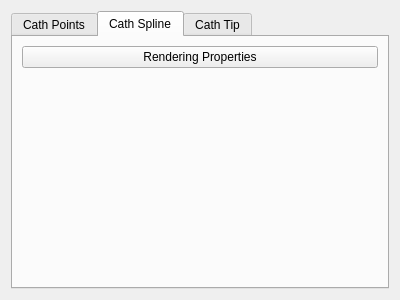
pengwg/vurtigo, file rtUI/cathOptions.ui: the form before one commit.
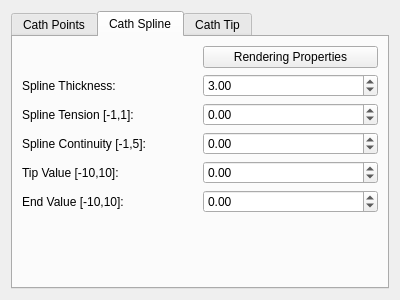
The form after the commit.

Commit message:
New properties for the catheter spline. BugID:726 Analysis: Catheter spline has few custom user options.
Resolution:
Added the spline thickness, continuity and tension.

Reviewed by:

Patch:
```diff
--- a/rtUI/cathOptions.ui
+++ b/rtUI/cathOptions.ui
@@ -145,14 +145,27 @@
        <string>Cath Spline</string>
       </attribute>
       <layout class="QGridLayout" name="gridLayout">
-       <item row="0" column="0">
-        <widget class="QPushButton" name="splinePropButton">
+       <item row="2" column="0">
+        <widget class="QLabel" name="label_2">
          <property name="text">
-          <string>Rendering Properties</string>
+          <string>Spline Tension [-1,1]:</string>
          </property>
         </widget>
        </item>
-       <item row="1" column="0">
+       <item row="2" column="1">
+        <widget class="QDoubleSpinBox" name="tensionSpinBox">
+         <property name="minimum">
+          <double>-1.000000000000000</double>
+         </property>
+         <property name="maximum">
+          <double>1.000000000000000</double>
+         </property>
+         <property name="singleStep">
+          <double>0.100000000000000</double>
+         </property>
+        </widget>
+       </item>
+       <item row="6" column="1">
         <spacer name="verticalSpacer">
          <property name="orientation">
           <enum>Qt::Vertical</enum>
@@ -165,6 +178,96 @@
          </property>
         </spacer>
        </item>
+       <item row="3" column="0">
+        <widget class="QLabel" name="label_3">
+         <property name="text">
+          <string>Spline Continuity [-1,5]:</string>
+         </property>
+        </widget>
+       </item>
+       <item row="3" column="1">
+        <widget class="QDoubleSpinBox" name="continuitySpinBox">
+         <property name="minimum">
+          <double>-1.000000000000000</double>
+         </property>
+         <property name="maximum">
+          <double>5.000000000000000</double>
+         </property>
+         <property name="singleStep">
+          <double>0.100000000000000</double>
+         </property>
+        </widget>
+       </item>
+       <item row="4" column="0">
+        <widget class="QLabel" name="label_4">
+         <property name="text">
+          <string>Tip Value [-10,10]:</string>
+         </property>
+        </widget>
+       </item>
+       <item row="5" column="0">
+        <widget class="QLabel" name="label_5">
+         <property name="text">
+          <string>End Value [-10,10]:</string>
+         </property>
+        </widget>
+       </item>
+       <item row="4" column="1">
+        <widget class="QDoubleSpinBox" name="tipSpinBox">
+         <property name="minimum">
+          <double>-10.000000000000000</double>
+         </property>
+         <property name="maximum">
+          <double>10.000000000000000</double>
+         </property>
+         <property name="singleStep">
+          <double>0.100000000000000</double>
+         </property>
+        </widget>
+       </item>
+       <item row="5" column="1">
+        <widget class="QDoubleSpinBox" name="endSpinBox">
+         <property name="minimum">
+          <double>-10.000000000000000</double>
+         </property>
+         <property name="maximum">
+          <double>10.000000000000000</double>
+         </property>
+         <property name="singleStep">
+          <double>0.100000000000000</double>
+         </property>
+        </widget>
+       </item>
+       <item row="0" column="1">
+        <widget class="QPushButton" name="splinePropButton">
+         <property name="text">
+          <string>Rendering Properties</string>
+         </property>
+        </widget>
+       </item>
+       <item row="1" column="0">
+        <widget class="QLabel" name="label_6">
+         <property name="text">
+          <string>Spline Thickness:</string>
+         </property>
+        </widget>
+       </item>
+       <item row="1" column="1">
+        <widget class="QDoubleSpinBox" name="thicknessSpinBox">
+         <property name="minimum">
+          <double>0.100000000000000</double>
+         </property>
+         <property name="maximum">
+          <double>50.000000000000000</double>
+         </property>
+         <property name="singleStep">
+          <double>0.100000000000000</double>
+         </property>
+         <property name="value">
+          <double>3.000000000000000</double>
+         </property>
+        </widget>
+       </item>
       </layout>
      </widget>
      <widget class="QWidget" name="tab_2">
```
The commit also changes 5 other files.
